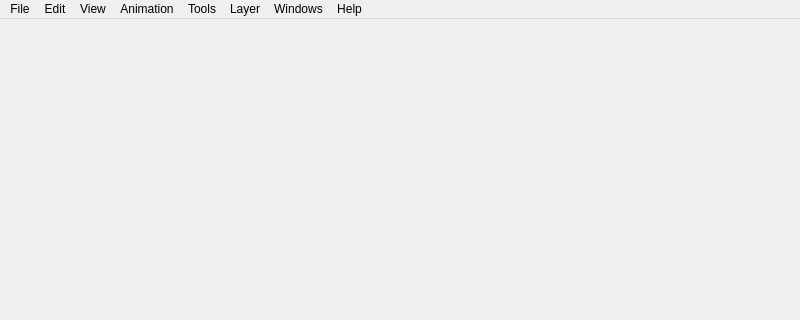
Old version of the form app/ui/mainwindow2.ui in the repository pencil2d/pencil; both pictures show x 0 to 800 and y 0 to 320 of the 800 by 600 pixel window.
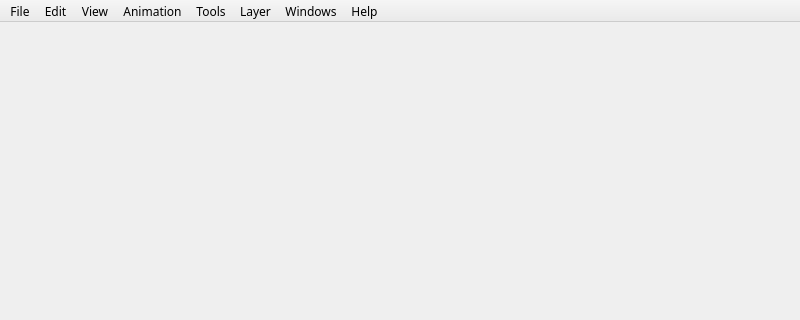
New version of the form. Icons and pictures are not drawn.

```diff
--- a/app/ui/mainwindow2.ui
+++ b/app/ui/mainwindow2.ui
@@ -13,16 +13,42 @@
   <property name="windowTitle">
    <string>MainWindow</string>
   </property>
-  <widget class="QWidget" name="centralwidget"/>
+  <widget class="QWidget" name="centralwidget">
+   <property name="font">
+    <font>
+     <family>Trebuchet MS</family>
+    </font>
+   </property>
+  </widget>
+  <widget class="QStatusBar" name="statusbar"/>
   <widget class="QMenuBar" name="menubar">
    <property name="geometry">
     <rect>
      <x>0</x>
      <y>0</y>
      <width>800</width>
-     <height>22</height>
+     <height>24</height>
     </rect>
    </property>
+   <property name="font">
+    <font>
+     <family>Trebuchet MS</family>
+    </font>
+   </property>
+   <property name="styleSheet">
+    <string notr="true">QMenuBar {
+background: qlineargradient(spread:pad, x1:0, y1:0, x2:0, y2:1, stop:0 rgba(245, 245, 245, 255), stop:1 rgba(233, 233, 233, 255));
+border-bottom:1px solid #cccccc;
+}
+
+QMenuBar::item {
+background: transparent;
+}
+
+QMenuBar::item:selected {
+background: #B6DBEA;
+}</string>
+   </property>
    <widget class="QMenu" name="menuFile">
     <property name="title">
      <string>File</string>
```
Left out of the diff: 93 changed lines with no effect on the pictures.
